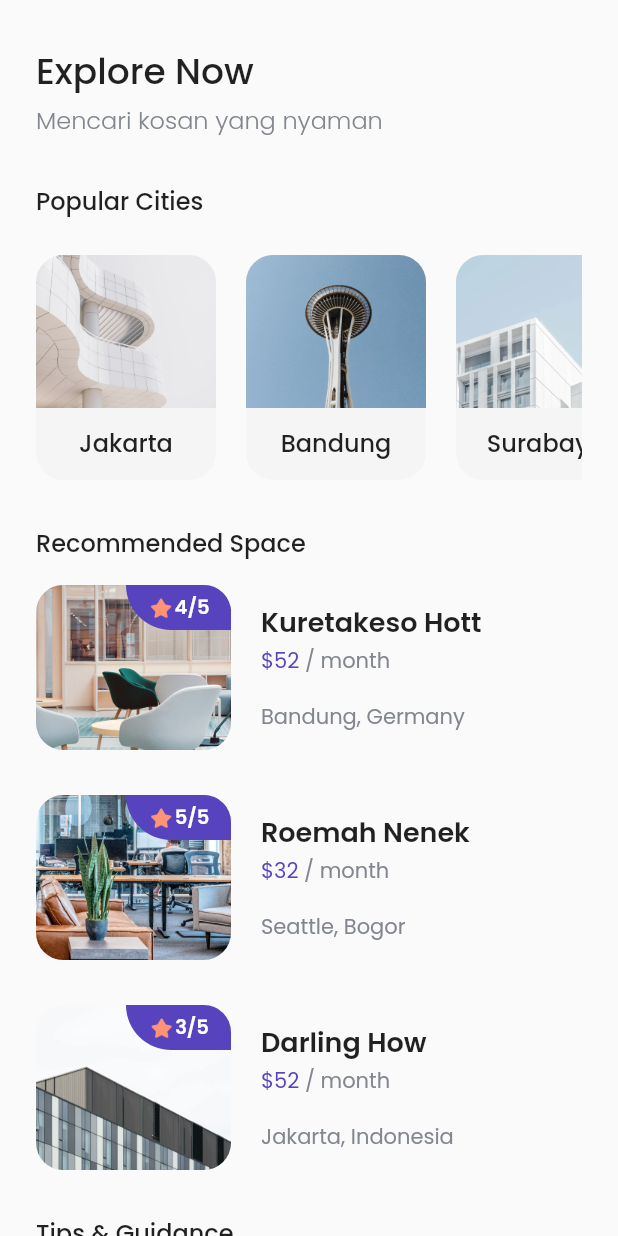
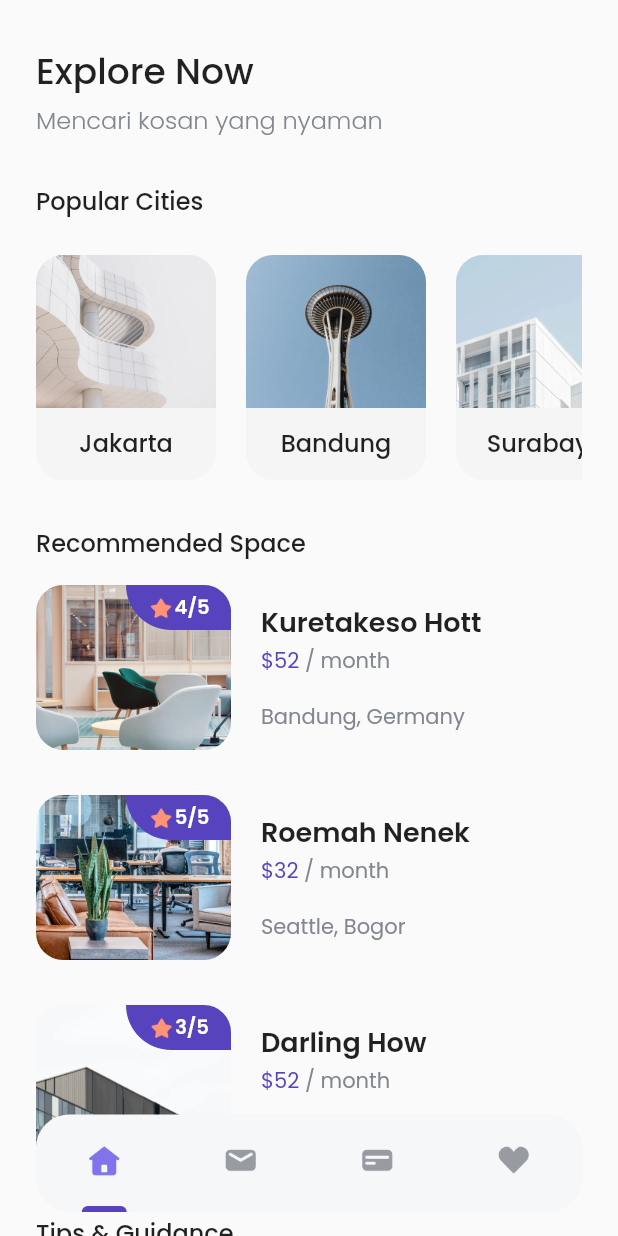
Before and after one commit to Rauliqbal/cozy-app, a Flutter app: the HomeScreen screen opened directly, on a phone screen of 412 x 824 dp. Run offline on Flutter 3.47's test engine with Material 2 defaults, Android fonts, the phone set to English and light mode, and no system bars; our stand-ins replace full_screen_image_null_safe, google_fonts.

Commit message:
add bottom navigation bar

```diff
--- a/lib/screen/detail_screen.dart
+++ b/lib/screen/detail_screen.dart
@@ -279,11 +279,9 @@ class DetailScreen extends StatelessWidget {
                                   'Jln. Kappan Sukses No. 20\nKec.Cikarang Barat, Kab. Bekasi',
                                   style: secondaryText,
                                 ),
-                                Spacer(),
+                                const Spacer(),
                                 IconButton(
-                                    onPressed: () {
-                                      'https://goo.gl/maps/PHjq32PFtLBqB1rP9';
-                                    },
+                                    onPressed: () {},
                                     icon: Image.asset(
                                       'assets/btn_map.png',
                                     )),
--- a/lib/screen/home_screen.dart
+++ b/lib/screen/home_screen.dart
@@ -610,6 +610,89 @@ class HomeScreen extends StatelessWidget {
           ],
         ),
       ),
+      floatingActionButton: Container(
+        height: 65,
+        width: MediaQuery.of(context).size.width - (2 * 24),
+        margin: const EdgeInsets.symmetric(horizontal: 24),
+        decoration: BoxDecoration(
+            color: const Color(0xffF6F7F8),
+            borderRadius: BorderRadius.circular(22)),
+        child: Row(
+          mainAxisAlignment: MainAxisAlignment.spaceAround,
+          children: [
+            Column(
+              children: [
+                const Spacer(),
+                Image.asset(
+                  'assets/icon_home.png',
+                  width: 24,
+                ),
+                const Spacer(),
+                Container(
+                  width: 30,
+                  height: 4,
+                  decoration: BoxDecoration(
+                      color: primary,
+                      borderRadius: const BorderRadius.vertical(
+                          top: Radius.circular(1000))),
+                )
+              ],
+            ),
+            Column(
+              children: [
+                const Spacer(),
+                Image.asset(
+                  'assets/icon_email.png',
+                  width: 24,
+                ),
+                const Spacer(),
+                Container(
+                  width: 30,
+                  height: 4,
+                  decoration: const BoxDecoration(
+                      borderRadius:
+                          BorderRadius.vertical(top: Radius.circular(1000))),
+                )
+              ],
+            ),
+            Column(
+              children: [
+                const Spacer(),
+                Image.asset(
+                  'assets/icon_card.png',
+                  width: 24,
+                ),
+                const Spacer(),
+                Container(
+                  width: 30,
+                  height: 4,
+                  decoration: const BoxDecoration(
+                      borderRadius:
+                          BorderRadius.vertical(top: Radius.circular(1000))),
+                )
+              ],
+            ),
+            Column(
+              children: [
+                const Spacer(),
+                Image.asset(
+                  'assets/icon_love.png',
+                  width: 24,
+                ),
+                const Spacer(),
+                Container(
+                  width: 30,
+                  height: 4,
+                  decoration: const BoxDecoration(
+                      borderRadius:
+                          BorderRadius.vertical(top: Radius.circular(1000))),
+                )
+              ],
+            )
+          ],
+        ),
+      ),
+      floatingActionButtonLocation: FloatingActionButtonLocation.centerFloat,
     );
   }
 }
```
Also changed, not shown: assets/icon_card.png (added), assets/icon_email.png (added), assets/icon_home.png (added), assets/icon_love.png (added).
